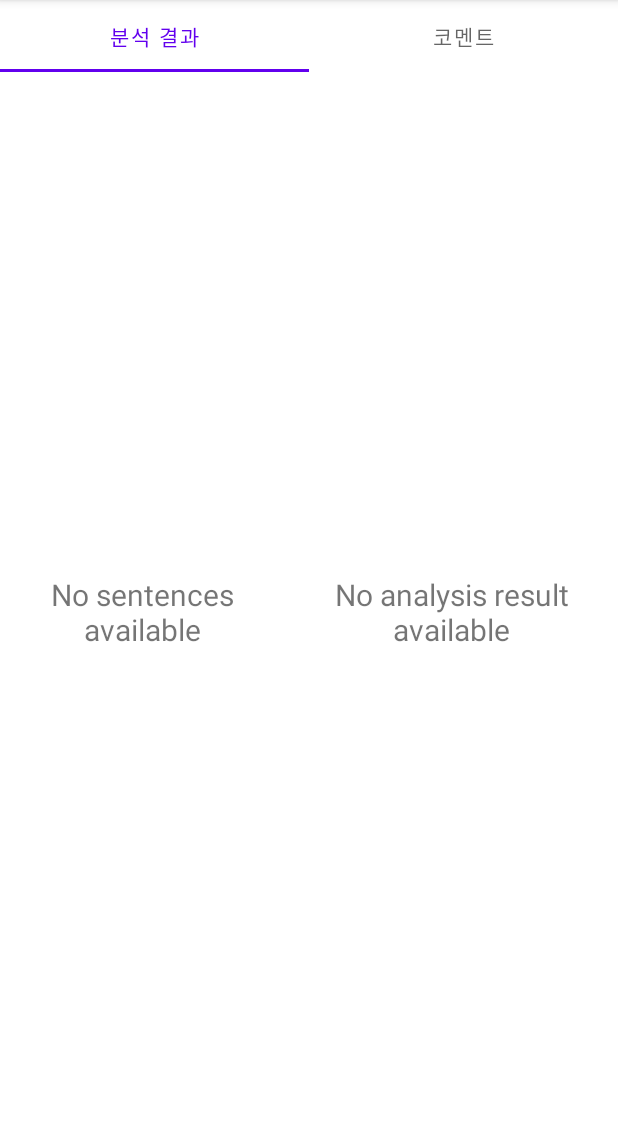
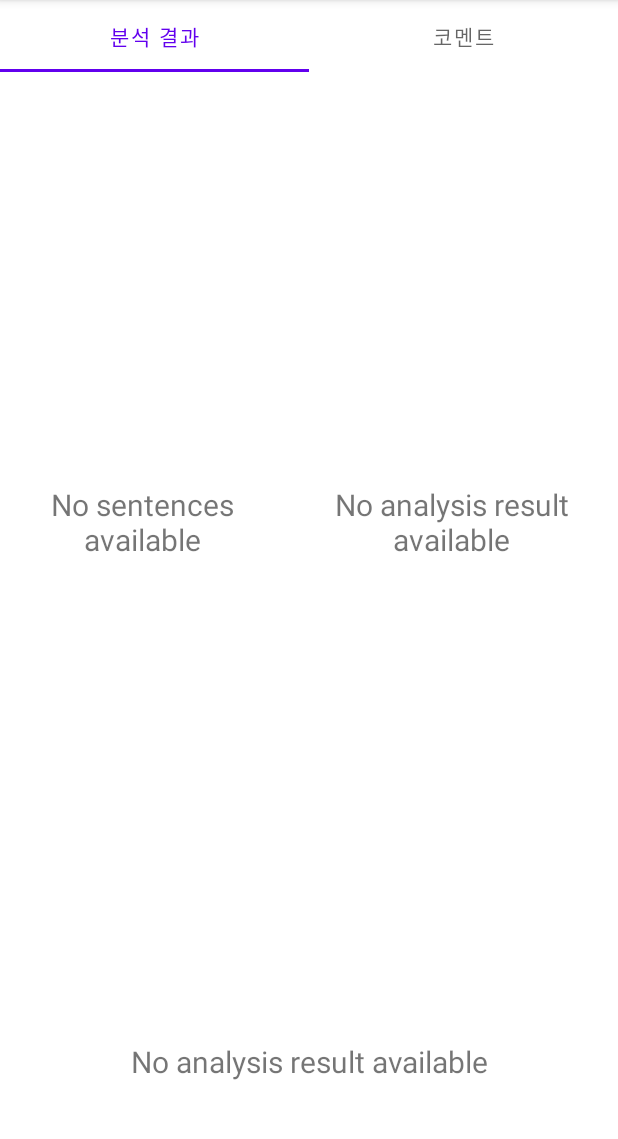
Before and after one commit to HuiseongK/MC_Project, an Android app: the FragmentOne screen opened directly, with no data from a screen before it, on a phone screen of 412 x 824 dp, the part 84-1223 px from its top. Run offline under Robolectric (Android 15) with nearby library versions, the phone set to English and light mode, and no system bars.

Commit message:
전체일기 분석결과,색상 테이블 추가/calenderView 라이브러리 score별 색상 지정

```diff
--- a/app/build.gradle
+++ b/app/build.gradle
@@ -56,7 +56,7 @@ android {
 
 dependencies {
     implementation 'androidx.fragment:fragment-ktx:1.5.7'
-    implementation 'androidx.core:core-ktx:1.7.0'
+//    implementation 'androidx.core:core-ktx:1.7.0'
     implementation 'androidx.appcompat:appcompat:1.6.1'
     implementation 'com.google.android.material:material:1.9.0'
     implementation 'androidx.constraintlayout:constraintlayout:2.1.4'
@@ -89,8 +89,8 @@ dependencies {
     // google API client Libraries 충돌 해결하기 위해 다시 호출
     implementation 'com.google.guava:listenablefuture:9999.0-empty-to-avoid-conflict-with-guava'
 
-    // OpenNLP를 사용
-    implementation 'org.apache.opennlp:opennlp-tools:1.9.3'
+//    implementation 'org.python:jython-standalone:2.7.2'
+
 }
 
 // google API Key 관련 부분
--- a/app/src/main/java/com/example/waru/FragmentOne.kt
+++ b/app/src/main/java/com/example/waru/FragmentOne.kt
@@ -25,11 +25,62 @@ class FragmentOne(private val date: String?) : Fragment() {
         super.onViewCreated(view, savedInstanceState)
         dbHelper = Database.DbHelper(requireContext())  // dbHelper 초기화
         isDbHelperInitialized = true
+
+        val totalResult = getAnalysisResultFull(date)
+        binding.totalresult.text= totalResult ?:"No analysis result available"
+
         val result = getAnalysisResultFromDatabase(date)
         binding.result.text = result ?: "No analysis result available"
 
         val sentences = getSentencesFromDatabase(date)
         binding.sentence.text = sentences ?: "No sentences available"
+    }
+
+    //전체 총 분석결과 출력
+    private fun getAnalysisResultFull(date:String?): String?{
+        if (!isDbHelperInitialized) {
+            dbHelper = Database.DbHelper(requireContext())
+            isDbHelperInitialized = true
+        }
+        val db = dbHelper.readableDatabase
+        val projection = arrayOf(Database.DBContract.Entry.sentimentScore, Database.DBContract.Entry.sentimentMagnitude)
+        val selection = "${Database.DBContract.Entry.date} = ?"
+
+        // null 값인 경우 대체 값으로 처리
+        val selectionArgs = arrayOf(date ?: "")
+        val cursor = db.query(
+            Database.DBContract.Entry.table_name2,
+            projection,
+            selection,
+            selectionArgs,
+            null,
+            null,
+            null
+        )
+        val resultBuilder = StringBuilder()
+
+        cursor.moveToFirst()
+        while (!cursor.isAfterLast) {
+            val scoreString =
+                cursor.getString(cursor.getColumnIndexOrThrow(Database.DBContract.Entry.sentimentScore))
+            val magnitudeString =
+                cursor.getString(cursor.getColumnIndexOrThrow(Database.DBContract.Entry.sentimentMagnitude))
+            val score = scoreString.toFloatOrNull()
+            val magnitude = magnitudeString.toFloatOrNull()
+
+            if (score != null && magnitude != null) {
+                val result = "Score: $score\nMagnitude: $magnitude"
+                resultBuilder.append(result).append("\n")
+            }
+
+            cursor.moveToNext()
+        }
+
+        cursor.close()
+
+        val result = resultBuilder.toString().trim()
+        return if (result.isNotEmpty()) result else null
+
     }
 
     //감정분석 결과 출력
@@ -77,7 +128,6 @@ class FragmentOne(private val date: String?) : Fragment() {
         }
 
         cursor.close()
-
         val result = resultBuilder.toString().trim()
         return if (result.isNotEmpty()) result else null
     }
--- a/app/src/main/res/layout/activity_main.xml
+++ b/app/src/main/res/layout/activity_main.xml
@@ -18,7 +18,7 @@
     <TextView
         android:layout_width="match_parent"
         android:layout_height="wrap_content"
-        android:id="@+id/Existmaintext"
+        android:id="@+id/Notmaintext"
         android:text="@string/notexist"
         android:gravity="center"
         android:textSize="25sp"/>
@@ -27,7 +27,7 @@
     <TextView
         android:layout_width="match_parent"
         android:layout_height="wrap_content"
-        android:id="@+id/Notmaintext"
+        android:id="@+id/Existmaintext"
         android:text="@string/exist"
         android:gravity="center"
         android:textSize="25sp"
--- a/app/src/main/res/layout/activity_sub2_1.xml
+++ b/app/src/main/res/layout/activity_sub2_1.xml
@@ -2,8 +2,13 @@
 <LinearLayout xmlns:android="http://schemas.android.com/apk/res/android"
     android:layout_width="match_parent"
     android:layout_height="match_parent"
-    android:orientation="horizontal">
+    android:orientation="vertical">
 
+    <LinearLayout
+        android:layout_width="match_parent"
+        android:layout_height="match_parent"
+        android:orientation="horizontal"
+        android:layout_weight="1">
         <TextView
             android:layout_weight="1"
             android:layout_width="wrap_content"
@@ -21,5 +26,21 @@
             android:id="@+id/result"
             android:gravity="center"
             android:textSize="20sp"/>
+    </LinearLayout>
+
+    <LinearLayout
+        android:layout_width="match_parent"
+        android:layout_height="match_parent"
+        android:orientation="horizontal"
+        android:layout_weight="5">
+        <TextView
+            android:layout_width="match_parent"
+            android:layout_height="match_parent"
+            android:text="@string/result"
+            android:id="@+id/totalresult"
+            android:gravity="center"
+            android:textSize="20sp"/>
 
     </LinearLayout>
+
+</LinearLayout>
```
Also changed, not shown: app/src/main/java/com/example/waru/Database.kt (+24 -31 lines), app/src/main/java/com/example/waru/EventDecorator.kt (added, +29 -0 lines), app/src/main/java/com/example/waru/MainActivity.kt (+115 -4 lines), app/src/main/java/com/example/waru/SubActivity1.kt (+50 -28 lines), 1 other file. Lines whose indentation alone changed are shown as unchanged.
